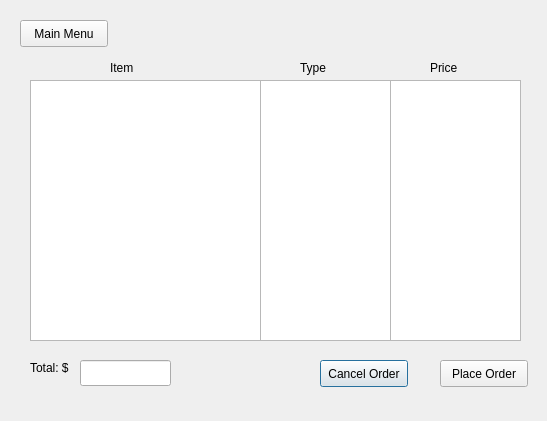
This is cuTPS-client/CartDetailsWindow.ui in akfarhat/cuTPS as Qt 5 draws it before an edit. The edited form follows.
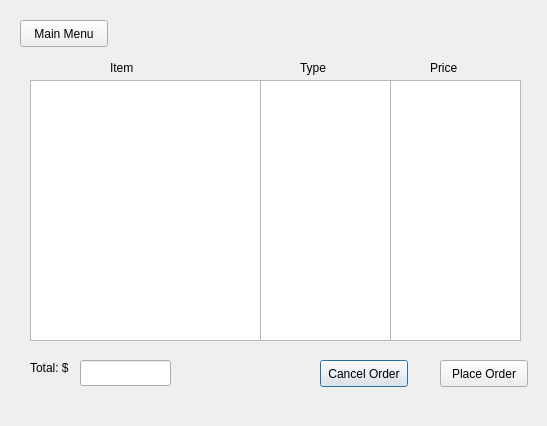
This is the edited form.

```diff
--- a/cuTPS-client/CartDetailsWindow.ui
+++ b/cuTPS-client/CartDetailsWindow.ui
@@ -7,7 +7,7 @@
     <x>0</x>
     <y>0</y>
     <width>547</width>
-    <height>421</height>
+    <height>426</height>
    </rect>
   </property>
   <property name="windowTitle">
@@ -147,8 +147,8 @@
   <widget class="QLabel" name="message">
    <property name="geometry">
     <rect>
-     <x>140</x>
-     <y>20</y>
+     <x>70</x>
+     <y>400</y>
      <width>401</width>
      <height>20</height>
     </rect>
```
Left out of the diff: 2 changed lines with no effect on the pictures.
